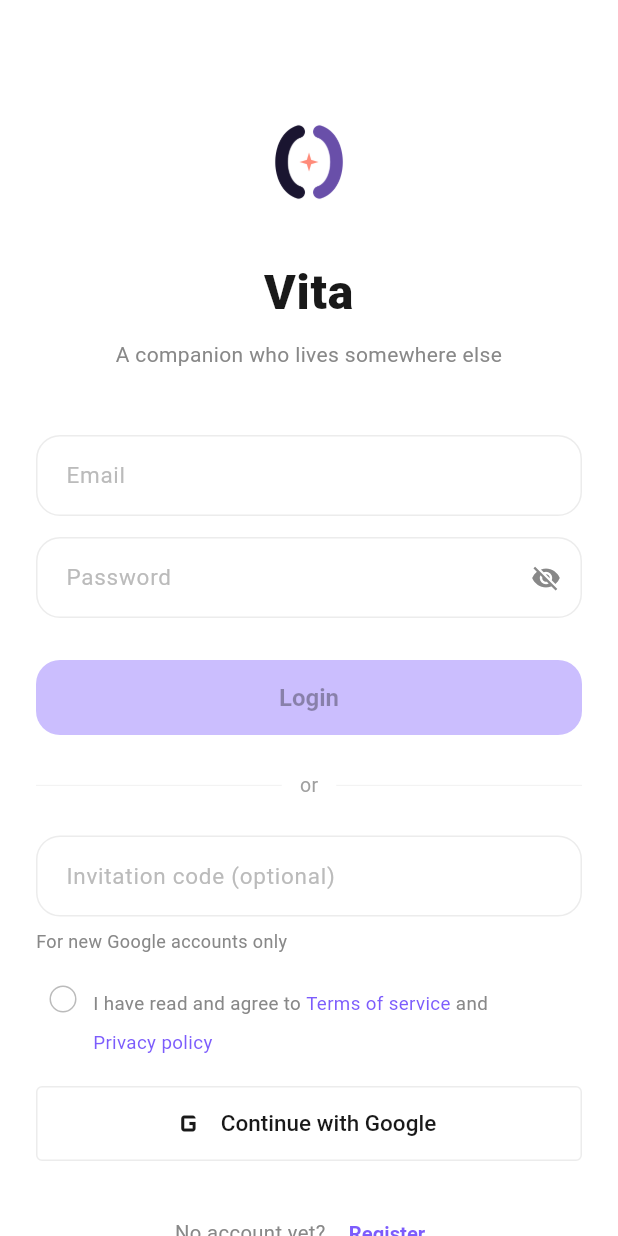
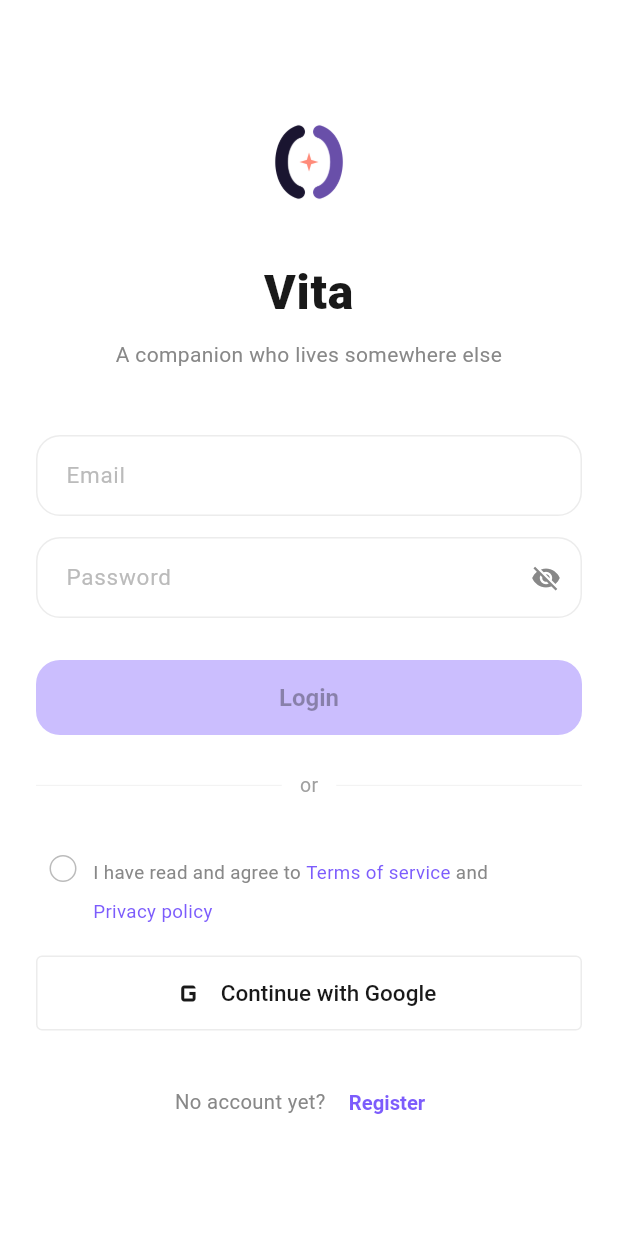
Before and after one commit to dylanXM/Vita, a Flutter app: the LoginPage screen opened by its route, on a phone screen of 412 x 824 dp. Run offline on Flutter 3.47's test engine with Material 3 defaults, Android fonts, the phone set to English and light mode, and no system bars; our stand-ins replace audioplayers, cached_network_image, country_picker, dio, file_picker, firebase_core and 11 more; missing offline and left inert: flame, liquid_glass_widgets, purchases_flutter, record; accounts and stored records are empty; network calls fail.

```diff
--- a/app/lib/features/auth/login_page.dart
+++ b/app/lib/features/auth/login_page.dart
@@ -20,7 +20,6 @@ class LoginPage extends StatefulWidget {
 class _LoginPageState extends State<LoginPage> {
   final _email = TextEditingController();
   final _password = TextEditingController();
-  final _inviteCode = TextEditingController();
   bool _obscurePassword = true;
   bool _acceptedLegal = false;
 
@@ -48,7 +47,6 @@ class _LoginPageState extends State<LoginPage> {
     _password.removeListener(_onFieldChanged);
     _email.dispose();
     _password.dispose();
-    _inviteCode.dispose();
     super.dispose();
   }
 
@@ -73,7 +71,6 @@ class _LoginPageState extends State<LoginPage> {
       final terms =
           AppContentController.to.legalDocument(LegalDocumentType.terms);
       if (await AuthController.to.loginWithGoogle(
-        inviteCode: _inviteCode.text,
         acceptedLegal: _acceptedLegal && privacy != null && terms != null,
         privacyPolicyVersion: _acceptedLegal ? (privacy?.version ?? '') : '',
         termsVersion: _acceptedLegal ? (terms?.version ?? '') : '',
@@ -177,21 +174,6 @@ class _LoginPageState extends State<LoginPage> {
                 ],
               ),
               const SizedBox(height: 24),
-              TextField(
-                controller: _inviteCode,
-                autocorrect: false,
-                textCapitalization: TextCapitalization.characters,
-                textInputAction: TextInputAction.done,
-                decoration: InputDecoration(
-                  hintText: 'auth.inviteCodeOptional'.tr,
-                ),
-              ),
-              const SizedBox(height: 8),
-              Text(
-                'auth.inviteNewAccountsOnly'.tr,
-                style: TextStyle(fontSize: 12, color: context.vita.subText),
-              ),
-              const SizedBox(height: 8),
               RegistrationLegalConsent(
                 accepted: _acceptedLegal,
                 onChanged: (value) => setState(() => _acceptedLegal = value),
```
